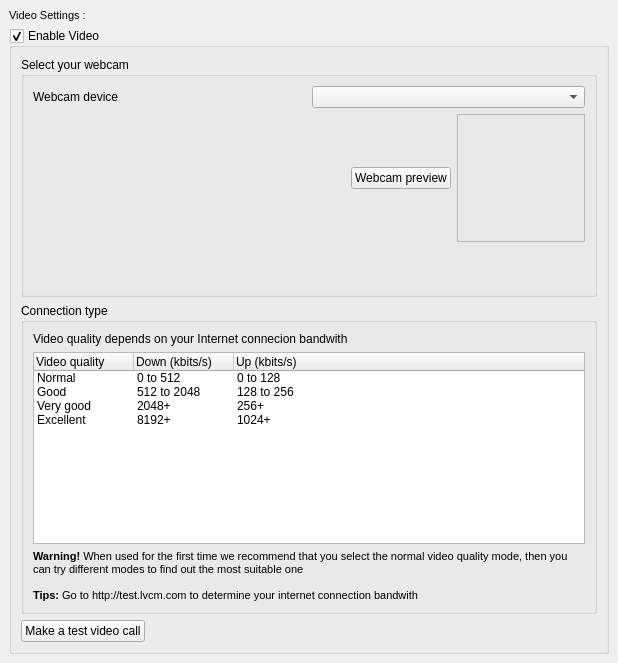
tkrotoff/WengoPhone, file wengophone/src/presentation/qt/config/VideoSettings.ui: the form before one commit.
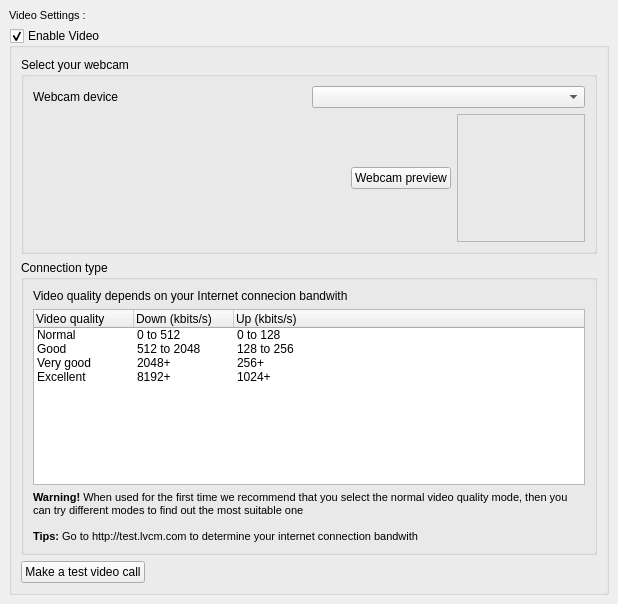
The form after the commit.

Patch:
```diff
--- a/wengophone/src/presentation/qt/config/VideoSettings.ui
+++ b/wengophone/src/presentation/qt/config/VideoSettings.ui
@@ -9,7 +9,7 @@
     <x>0</x>
     <y>0</y>
     <width>618</width>
-    <height>663</height>
+    <height>604</height>
    </rect>
   </property>
   <property name="windowTitle" >
```
Left out of the diff: 2 changed lines with no effect on the pictures.
